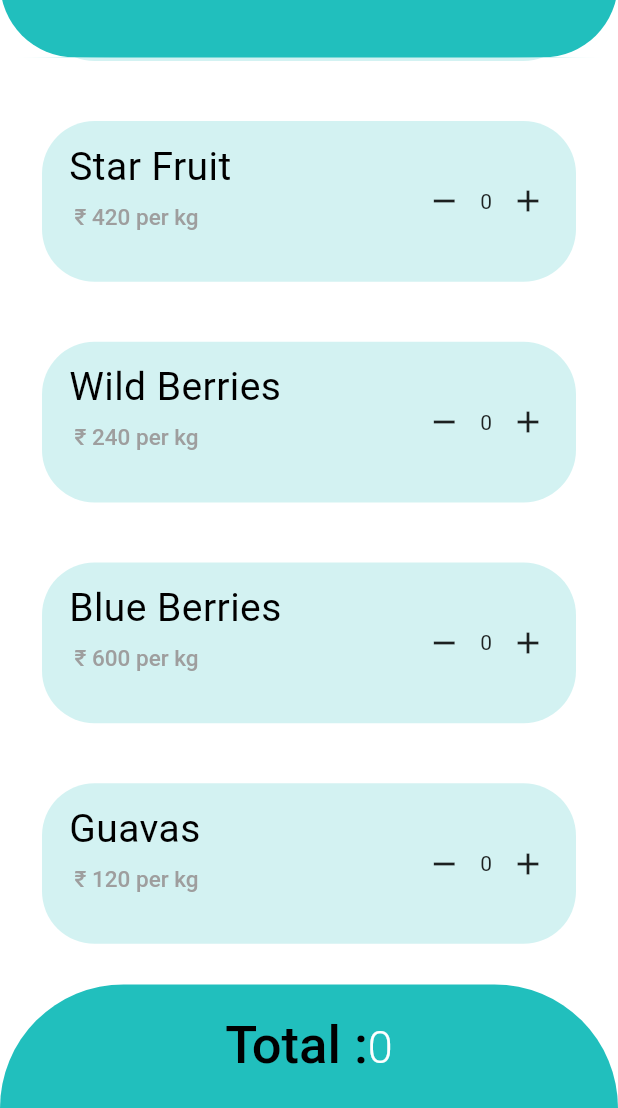
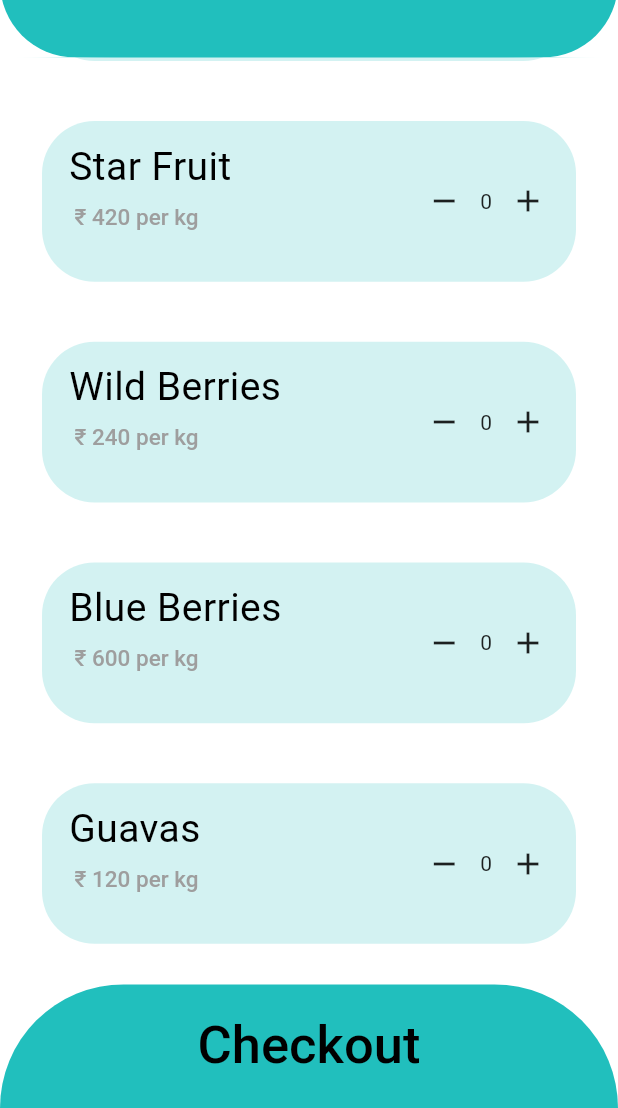
Before and after one commit to SanjaySiddharth/freshbuying_1, a Flutter app: the MainPage screen opened by its route, scrolled down 574 dp, after a tap on the "remove" icon, after a tap on the "add" icon, on a phone screen of 412 x 824 dp, the part 128-1236 px from its top. Run offline on Flutter 3.47's test engine with Material 2 defaults, Android fonts, the phone set to English and light mode, and no system bars; our stand-ins replace flutter_svg, google_fonts.

Commit message:
new 16th

```diff
--- a/freshbuyings/lib/MainPage.dart
+++ b/freshbuyings/lib/MainPage.dart
@@ -74,11 +74,10 @@ class _MainPageState extends State<MainPage> {
               child: Row(
                 mainAxisAlignment: MainAxisAlignment.center,
                 children: [
-                  RichText(
-                    text: TextSpan(
-                      children: [
-                        TextSpan(
-                          text: 'Total :',
+                  TextButton(
+                    onPressed: () {},
+                    child: Text(
+                      'Checkout',
                       style: GoogleFonts.roboto(
                         textStyle: TextStyle(
                           fontSize: 35.0,
@@ -86,17 +85,6 @@ class _MainPageState extends State<MainPage> {
                           color: Colors.black,
                         ),
                       ),
-                        ),
-                        TextSpan(
-                          text: '$sum',
-                          style: GoogleFonts.roboto(
-                            textStyle: TextStyle(
-                              fontSize: 30.0,
-                              fontWeight: FontWeight.w300,
-                            ),
-                          ),
-                        ),
-                      ],
                     ),
                   ),
                 ],
--- /dev/null
+++ b/freshbuyings/lib/checkoutScreen.dart
@@ -0,0 +1,11 @@
+import 'package:flutter/material.dart';
+import 'package:freshbuyings/components/checkOutBody.dart';
+
+class CheckOutScreen extends StatelessWidget {
+  @override
+  Widget build(BuildContext context) {
+    return Scaffold(
+      body: CheckOutBody(),
+    );
+  }
+}
--- /dev/null
+++ b/freshbuyings/lib/components/checkOutBody.dart
@@ -0,0 +1,13 @@
+import 'package:flutter/material.dart';
+
+class CheckOutBody extends StatefulWidget {
+  @override
+  _CheckOutBodyState createState() => _CheckOutBodyState();
+}
+
+class _CheckOutBodyState extends State<CheckOutBody> {
+  @override
+  Widget build(BuildContext context) {
+    return Container();
+  }
+}
--- a/freshbuyings/lib/components/defaultButton.dart
+++ b/freshbuyings/lib/components/defaultButton.dart
@@ -29,6 +29,7 @@ class DefaultButton extends StatelessWidget {
           style: TextStyle(
             color: Colors.black,
             fontWeight: FontWeight.w500,
+            fontSize: 20.0,
           ),
         ),
       ),
--- a/freshbuyings/lib/components/freshCard.dart
+++ b/freshbuyings/lib/components/freshCard.dart
@@ -32,6 +32,16 @@ final List<int> qty = <int>[
   0,
 ];
 int sum = 0;
+Map<String, int> finalList = {
+  'Water Melon': 0,
+  'Musk Melon': 0,
+  'Coconuts': 0,
+  'Kiwi': 0,
+  'Star Fruit': 0,
+  'Wild Berries': 0,
+  'Blue Berries': 0,
+  'Guavas': 0,
+};
 
 class Freshcard extends StatefulWidget {
   const Freshcard({
@@ -116,6 +126,62 @@ class _FreshcardState extends State<Freshcard> {
                             itemQuantity = itemQuantity - 1;
                             sum = sum - widget.itemPrice;
                             print(sum);
+                            String name = widget.itemName;
+                            switch (name) {
+                              case "Water Melon":
+                                {
+                                  finalList.update(name, (value) => --value);
+                                  print(finalList);
+                                }
+                                break;
+
+                              case "Musk Melon":
+                                {
+                                  finalList.update(name, (value) => --value);
+                                  print(finalList);
+                                }
+                                break;
+
+                              case "Coconuts":
+                                {
+                                  finalList.update(name, (value) => --value);
+                                  print(finalList);
+                                }
+                                break;
+
+                              case "Kiwi":
+                                {
+                                  finalList.update(name, (value) => --value);
+                                  print(finalList);
+                                }
+                                break;
+                              case "Star Fruit":
+                                {
+                                  finalList.update(name, (value) => --value);
+                                  print(finalList);
+                                }
+                                break;
+
+                              case "Wild Berries":
+                                {
+                                  finalList.update(name, (value) => --value);
+                                  print(finalList);
+                                }
+                                break;
+                              case "Guavas":
+                                {
+                                  finalList.update(name, (value) => --value);
+                                  print(finalList);
+                                }
+                                break;
+
+                              case "Blue Berries":
+                                {
+                                  finalList.update(name, (value) => --value);
+                                  print(finalList);
+                                }
+                                break;
+                            }
                           });
                         },
                       ),
@@ -129,8 +195,63 @@ class _FreshcardState extends State<Freshcard> {
                             itemQuantity = itemQuantity + 1;
                             sum = sum + widget.itemPrice;
                             print(sum);
-                            print(prices);
                             print(itemQuantity);
+                            String name = widget.itemName;
+                            switch (name) {
+                              case "Water Melon":
+                                {
+                                  finalList.update(name, (value) => ++value);
+                                  print(finalList);
+                                }
+                                break;
+
+                              case "Musk Melon":
+                                {
+                                  finalList.update(name, (value) => ++value);
+                                  print(finalList);
+                                }
+                                break;
+
+                              case "Coconuts":
+                                {
+                                  finalList.update(name, (value) => ++value);
+                                  print(finalList);
+                                }
+                                break;
+
+                              case "Kiwi":
+                                {
+                                  finalList.update(name, (value) => ++value);
+                                  print(finalList);
+                                }
+                                break;
+                              case "Star Fruit":
+                                {
+                                  finalList.update(name, (value) => ++value);
+                                  print(finalList);
+                                }
+                                break;
+
+                              case "Wild Berries":
+                                {
+                                  finalList.update(name, (value) => ++value);
+                                  print(finalList);
+                                }
+                                break;
+                              case "Guavas":
+                                {
+                                  finalList.update(name, (value) => ++value);
+                                  print(finalList);
+                                }
+                                break;
+
+                              case "Blue Berries":
+                                {
+                                  finalList.update(name, (value) => ++value);
+                                  print(finalList);
+                                }
+                                break;
+                            }
                           });
                         },
                       ),
--- a/freshbuyings/lib/main.dart
+++ b/freshbuyings/lib/main.dart
@@ -1,7 +1,7 @@
 import 'package:flutter/material.dart';
 import 'package:freshbuyings/MainPage.dart';
-
 import 'package:freshbuyings/splashScreen.dart';
+import 'package:freshbuyings/checkOutScreen.dart';
 
 void main() {
   runApp(MyApp());
--- a/freshbuyings/lib/waste.txt
+++ b/freshbuyings/lib/waste.txt
@@ -77,3 +77,31 @@ RichText(
                       ],
                     ),
                   ),
+
+
+
+
+
+
+
+
+
+
+                  setState(() {
+                            itemQuantity = itemQuantity - 1;
+                            sum = sum - widget.itemPrice;
+                            print(sum);
+                          });
+                        },
+                      ),
+                      Text(
+                        '$itemQuantity',
+                      ),
+                      IconButton(
+                        icon: Icon(Icons.add),
+                        onPressed: () {
+                          setState(() {
+                            itemQuantity = itemQuantity + 1;
+                            sum = sum + widget.itemPrice;
+                            print(widget.itemName);
+                            print(itemQuantity);
```
Lines whose indentation alone changed are shown as unchanged.
